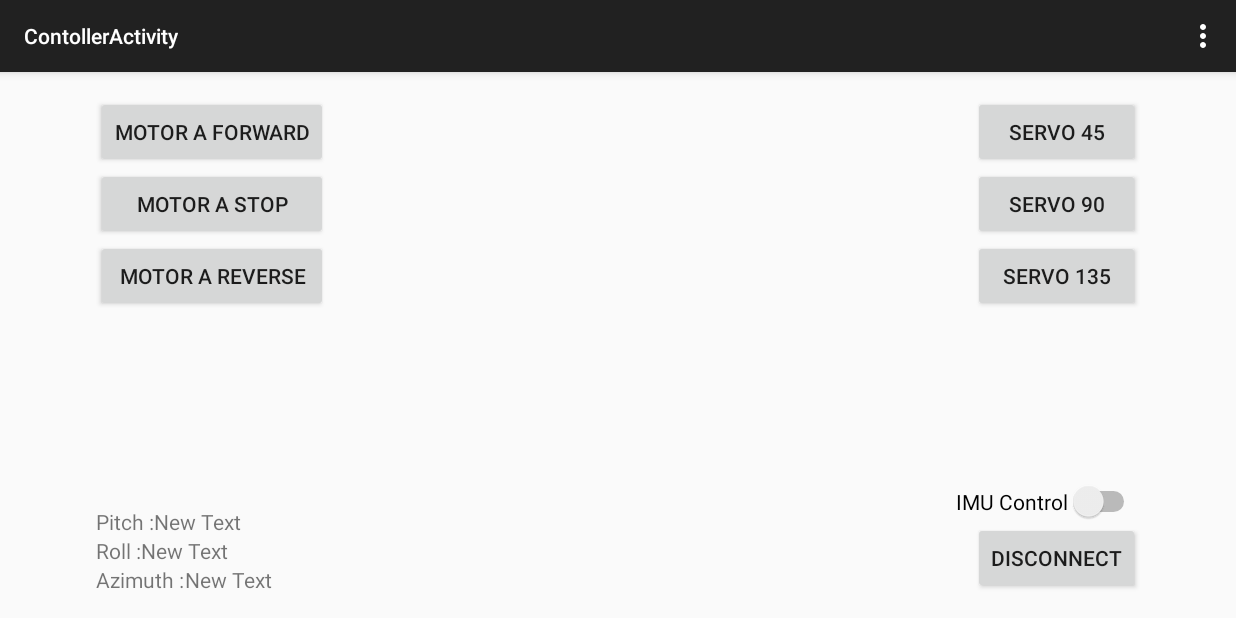
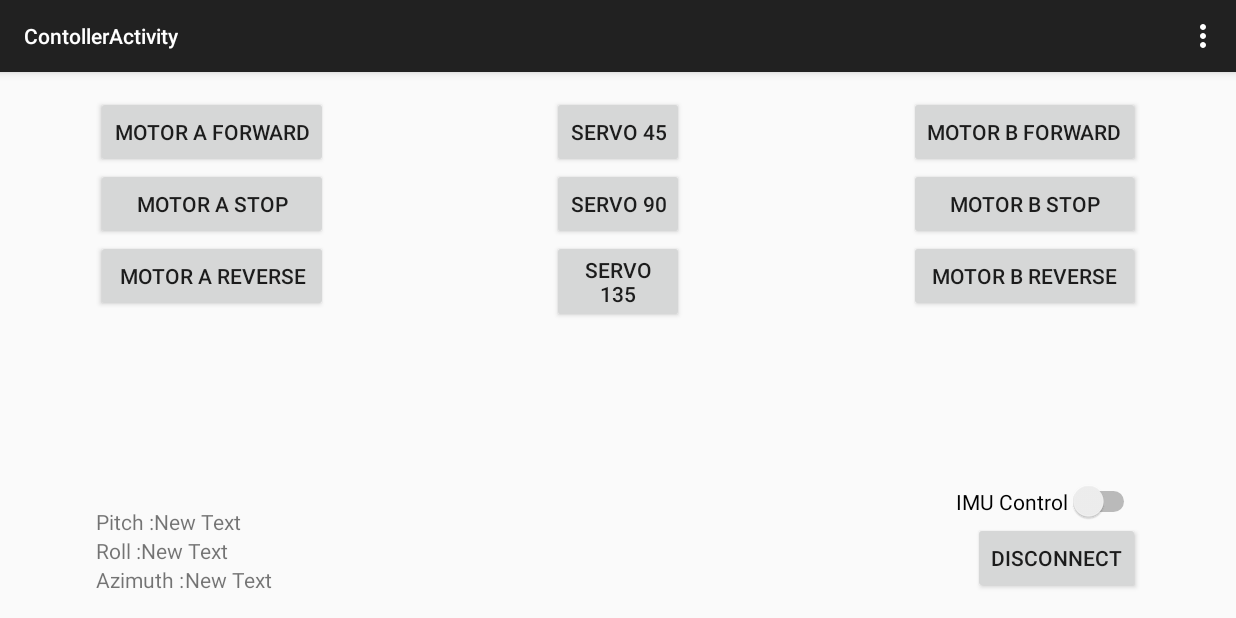
Before and after one commit to p0wdrdotcom/bluetooth-lego-motor-control, an Android app: the ContollerActivity screen opened directly, with no data from a screen before it, on a phone screen of 824 x 412 dp (held sideways). Run offline under Robolectric (Android 15) with nearby library versions, the phone set to English and light mode, and no system bars.

Commit message:
b motor buttons

```diff
--- a/Android/CarController/app/src/main/java/com/p0wdr/apps/carcontroller/ContollerActivity.java
+++ b/Android/CarController/app/src/main/java/com/p0wdr/apps/carcontroller/ContollerActivity.java
@@ -45,6 +45,9 @@ public class ContollerActivity extends ActionBarActivity implements SensorEventL
     Button motorAForward;
     Button motorAReverse;
     Button motorAStop;
+    Button motorBForward;
+    Button motorBReverse;
+    Button motorBStop;
     Button servo45;
     Button servo90;
     Button servo135;
@@ -108,6 +111,10 @@ public class ContollerActivity extends ActionBarActivity implements SensorEventL
         motorAReverse = (Button) findViewById(R.id.motorareverse);
         motorAStop = (Button) findViewById(R.id.motorastop);
 
+        motorBForward = (Button) findViewById(R.id.motorbforward);
+        motorBReverse = (Button) findViewById(R.id.motorbreverse);
+        motorBStop = (Button) findViewById(R.id.motorbstop);
+
         servo45 = (Button) findViewById(R.id.servo45);
         servo90 = (Button) findViewById(R.id.servo90);
         servo135 = (Button) findViewById(R.id.servo135);
@@ -157,6 +164,24 @@ public class ContollerActivity extends ActionBarActivity implements SensorEventL
                 setMotorAStop();
             }
         });
+        motorBForward.setOnClickListener(new View.OnClickListener() {
+            @Override
+            public void onClick(View v) {
+                setMotorBForward();
+            }
+        });
+        motorBReverse.setOnClickListener(new View.OnClickListener() {
+            @Override
+            public void onClick(View v) {
+                setMotorBReverse();
+            }
+        });
+        motorBStop.setOnClickListener(new View.OnClickListener() {
+            @Override
+            public void onClick(View v) {
+                setMotorBStop();
+            }
+        });
         servo45.setOnClickListener(new View.OnClickListener() {
             @Override
             public void onClick(View v) {
@@ -196,6 +221,18 @@ public class ContollerActivity extends ActionBarActivity implements SensorEventL
 
     private void setMotorAStop() {
         sendCommandViaBluetooth("CMDMAS;".toString());
+    }
+
+    private void setMotorBForward() {
+        sendCommandViaBluetooth("CMDMBF255;".toString());
+    }
+
+    private void setMotorBReverse() {
+        sendCommandViaBluetooth("CMDMBR255;".toString());
+    }
+
+    private void setMotorBStop() {
+        sendCommandViaBluetooth("CMDMBS;".toString());
     }
 
     private void sendCommandViaBluetooth(String command) {
--- a/Android/CarController/app/src/main/res/layout/activity_contoller.xml
+++ b/Android/CarController/app/src/main/res/layout/activity_contoller.xml
@@ -105,8 +105,7 @@
         android:text="Servo 45"
         android:id="@+id/servo45"
         android:layout_alignTop="@+id/motoraforward"
-        android:layout_alignEnd="@+id/accel_ctrl"
-        android:layout_alignStart="@+id/disconnect" />
+        android:layout_centerHorizontal="true" />
 
     <Button
         android:layout_width="wrap_content"
@@ -114,8 +113,8 @@
         android:text="Servo 90"
         android:id="@+id/servo90"
         android:layout_below="@+id/servo45"
-        android:layout_alignEnd="@+id/accel_ctrl"
-        android:layout_alignStart="@+id/servo45" />
+        android:layout_alignStart="@+id/servo45"
+        android:layout_alignEnd="@+id/servo45" />
 
     <Button
         android:layout_width="wrap_content"
@@ -123,7 +122,33 @@
         android:text="Servo 135"
         android:id="@+id/servo135"
         android:layout_alignTop="@+id/motorareverse"
-        android:layout_alignEnd="@+id/accel_ctrl"
-        android:layout_alignStart="@+id/servo90" />
+        android:layout_alignStart="@+id/servo90"
+        android:layout_alignEnd="@+id/servo90" />
+
+    <Button
+        android:layout_width="wrap_content"
+        android:layout_height="wrap_content"
+        android:text="Motor B Forward"
+        android:id="@+id/motorbforward"
+        android:layout_alignTop="@+id/servo45"
+        android:layout_alignEnd="@+id/accel_ctrl" />
+
+    <Button
+        android:layout_width="wrap_content"
+        android:layout_height="wrap_content"
+        android:text="Motor B Stop"
+        android:id="@+id/motorbstop"
+        android:layout_alignTop="@+id/servo90"
+        android:layout_alignEnd="@+id/motorbforward"
+        android:layout_alignStart="@+id/motorbforward" />
+
+    <Button
+        android:layout_width="wrap_content"
+        android:layout_height="wrap_content"
+        android:text="Motor B Reverse"
+        android:id="@+id/motorbreverse"
+        android:layout_below="@+id/motorbstop"
+        android:layout_alignEnd="@+id/motorbstop"
+        android:layout_alignStart="@+id/motorbstop" />
 
 </RelativeLayout>
```
Also changed, not shown: 1 other file.
